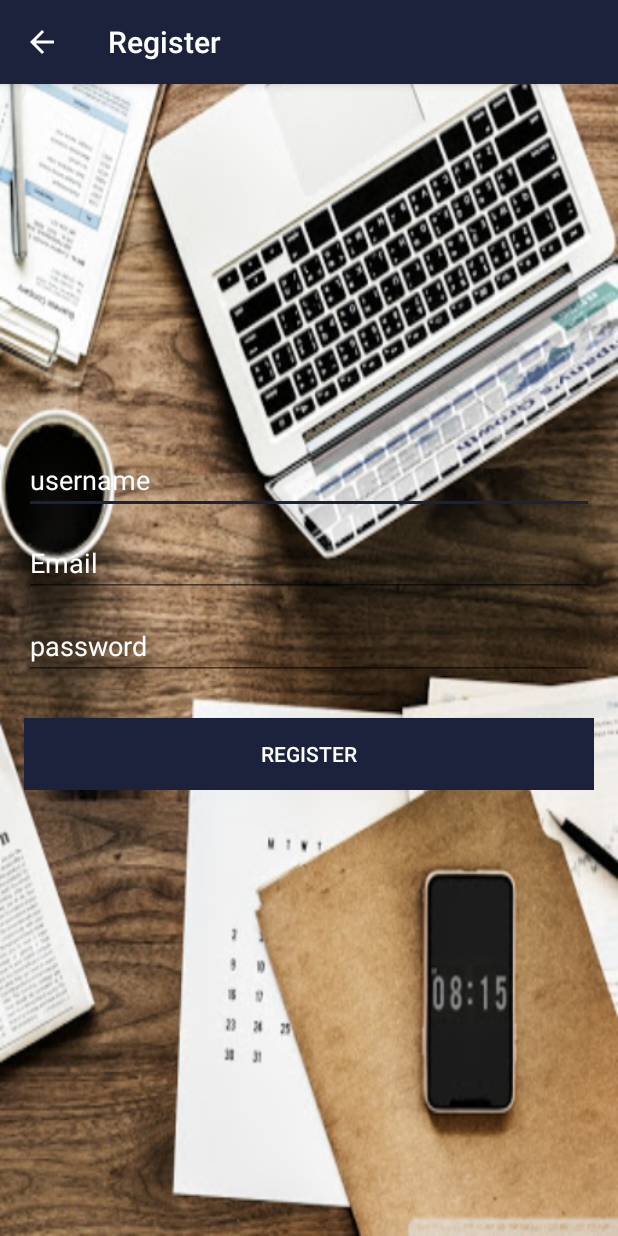
After one commit to friendly-blackdog/To_FullStack, an Android app: the RegisterActivity screen opened directly, with no data from a screen before it, on a phone screen of 412 x 824 dp. The commit adds this screen. Run offline under Robolectric (Android 15) with nearby library versions, the phone set to English and light mode, and no system bars; libraries missing offline, so code that uses them is left out: com.cash.messengerapp.

Commit message:
design login and register page

```diff
--- /dev/null
+++ b/kotlin/MessengerApp/app/src/main/java/com/cash/messengerapp/Kash9541/RegisterActivity.kt
@@ -0,0 +1,26 @@
+package com.cash.messengerapp.Kash9541
+
+import android.content.Intent
+import androidx.appcompat.app.AppCompatActivity
+import android.os.Bundle
+import androidx.appcompat.widget.Toolbar
+
+class RegisterActivity : AppCompatActivity() {
+
+    override fun onCreate(savedInstanceState: Bundle?) {
+        super.onCreate(savedInstanceState)
+        setContentView(R.layout.activity_register)
+
+
+
+        val toolbar: Toolbar = findViewById(R.id.toolbar_register)
+        setSupportActionBar(toolbar)
+        supportActionBar!!.title = "Register"
+        supportActionBar!!.setDisplayHomeAsUpEnabled(true)
+        toolbar.setNavigationOnClickListener {
+            val intent = Intent(this@RegisterActivity, WelcomeActivity::class.java)
+            startActivity(intent)
+            finish()
+        }
+    }
+}
--- /dev/null
+++ b/kotlin/MessengerApp/app/src/main/res/layout/activity_register.xml
@@ -0,0 +1,88 @@
+<?xml version="1.0" encoding="utf-8"?>
+<RelativeLayout
+    xmlns:android="http://schemas.android.com/apk/res/android"
+    xmlns:app="http://schemas.android.com/apk/res-auto"
+    xmlns:tools="http://schemas.android.com/tools"
+    android:layout_width="match_parent"
+    android:layout_height="match_parent"
+    android:background="@drawable/register"
+    tools:context=".RegisterActivity">
+
+
+    <com.google.android.material.appbar.AppBarLayout
+        android:layout_width="match_parent"
+        android:layout_height="wrap_content"
+        android:theme="@style/AppTheme.AppBarOverlay">
+
+        <androidx.appcompat.widget.Toolbar
+            android:id="@+id/toolbar_register"
+            android:layout_width="match_parent"
+            android:layout_height="wrap_content"
+            android:background="?attr/colorPrimaryDark"
+            app:popupTheme="@style/AppTheme.PopupOverlay"
+            >
+
+        </androidx.appcompat.widget.Toolbar>
+
+
+
+    </com.google.android.material.appbar.AppBarLayout>
+
+    <LinearLayout
+        android:layout_width="match_parent"
+        android:layout_height="wrap_content"
+        android:padding="16dp"
+        android:gravity="center_horizontal"
+        android:orientation="vertical"
+        android:layout_centerInParent="true">
+
+        <EditText
+            android:id="@+id/username_register"
+            android:layout_width="match_parent"
+            android:layout_height="wrap_content"
+            android:inputType="text"
+            android:hint="username"
+            android:textColor="@android:color/white"
+            android:textColorHint="@android:color/white"
+            >
+        </EditText>
+
+        <EditText
+            android:id="@+id/email_register"
+            android:layout_width="match_parent"
+            android:layout_height="wrap_content"
+            android:inputType="text"
+            android:hint="Email"
+            android:layout_marginTop="10dp"
+            android:textColor="@android:color/white"
+            android:textColorHint="@android:color/white"
+            >
+        </EditText>
+
+        <EditText
+            android:id="@+id/password_register"
+            android:layout_width="match_parent"
+            android:layout_height="wrap_content"
+            android:inputType="textPassword"
+            android:hint="password"
+            android:layout_marginTop="10dp"
+            android:textColor="@android:color/white"
+            android:textColorHint="@android:color/white"
+            >
+        </EditText>
+
+
+        <Button
+            android:id="@+id/register_btn"
+            android:layout_width="match_parent"
+            android:layout_height="wrap_content"
+            android:text="Register"
+            android:layout_marginTop="25dp"
+            android:textColor="@android:color/white"
+            android:background="@color/colorPrimaryDark"
+            >
+        </Button>
+
+    </LinearLayout>
+
+</RelativeLayout>
--- a/kotlin/MessengerApp/app/src/main/res/values/styles.xml
+++ b/kotlin/MessengerApp/app/src/main/res/values/styles.xml
@@ -1,7 +1,7 @@
 <resources>
 
     <!-- Base application theme. -->
-    <style name="AppTheme" parent="Theme.AppCompat.Light.DarkActionBar">
+    <style name="AppTheme" parent="Theme.AppCompat.Light.NoActionBar">
         <!-- Customize your theme here. -->
         <item name="colorPrimary">@color/colorPrimary</item>
         <item name="colorPrimaryDark">@color/colorPrimaryDark</item>
```
Also changed, not shown: kotlin/MessengerApp/app/src/main/AndroidManifest.xml (+8 -4 lines), kotlin/MessengerApp/app/src/main/java/com/cash/messengerapp/Kash9541/Fragments/ChatsFragment.kt (+0 -34 lines), kotlin/MessengerApp/app/src/main/java/com/cash/messengerapp/Kash9541/Fragments/SearchFragment.kt (+0 -36 lines), kotlin/MessengerApp/app/src/main/java/com/cash/messengerapp/Kash9541/Fragments/SettingsFragment.kt (+0 -36 lines), kotlin/MessengerApp/app/src/main/java/com/cash/messengerapp/Kash9541/LoginActivity.kt (added, +26 -0 lines), kotlin/MessengerApp/app/src/main/java/com/cash/messengerapp/Kash9541/WelcomeActivity.kt (added, +45 -0 lines), kotlin/MessengerApp/app/src/main/res/layout/activity_login.xml (added, +78 -0 lines), kotlin/MessengerApp/app/src/main/res/layout/activity_welcome.xml (added, +52 -0 lines).
